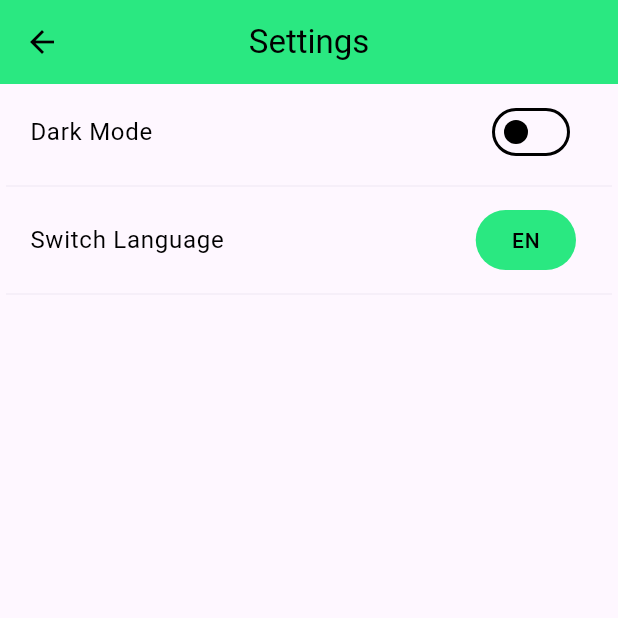
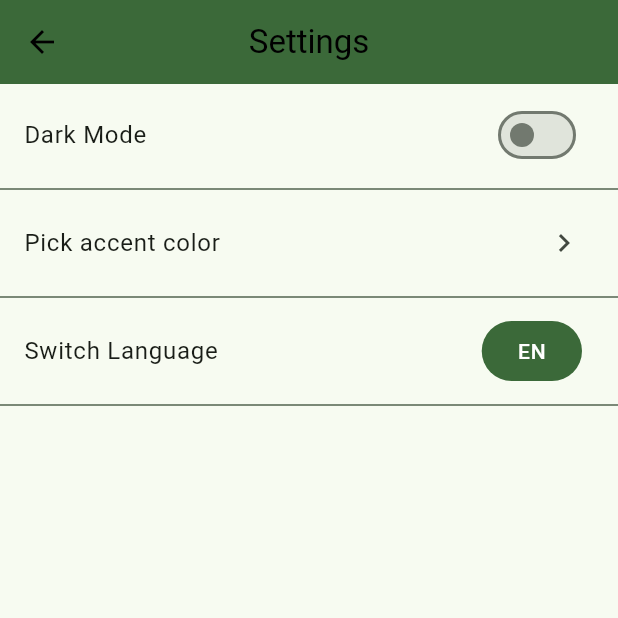
Before and after one commit to nakito-own/SHMR-Finance-Tracker, a Flutter app: the SettingsScreen screen opened directly, after a tap on "RU", on a phone screen of 412 x 824 dp, the top half of it. Run offline on Flutter 3.47's test engine with Material 3 defaults, Android fonts, the phone set to English and light mode, and no system bars; our stand-ins replace device_info_plus, dio, fl_chart, flutter_bloc, flutter_colorpicker, flutter_svg and 4 more; missing offline and left inert: fuzzy, worker_manager; accounts and stored records are empty; generated files the repository leaves out were written again.

Commit message:
Added accent color picker

```diff
--- a/lib/app.dart
+++ b/lib/app.dart
@@ -74,8 +74,8 @@ class _MyAppState extends State<MyApp> {
       child: MaterialApp.router(
         debugShowCheckedModeBanner: false,
         themeMode: theme.themeMode,
-        theme: AppTheme.light,
-        darkTheme: AppTheme.dark,
+        theme: AppTheme.light(theme.seedColor),
+        darkTheme: AppTheme.dark(theme.seedColor),
         locale: locale.locale,
         supportedLocales: AppLocalizations.supportedLocales,
         localizationsDelegates: AppLocalizations.localizationsDelegates,
--- a/lib/core/theme/app_theme.dart
+++ b/lib/core/theme/app_theme.dart
@@ -1,30 +1,24 @@
 import 'package:flutter/material.dart';
-import 'light_theme.dart';
-import 'dark_theme.dart';
 
 abstract class AppTheme {
   static final ThemeData _base = ThemeData(
     useMaterial3: true,
-
     floatingActionButtonTheme: const FloatingActionButtonThemeData(
       shape: CircleBorder(),
       elevation: 0,
     ),
-
     appBarTheme: const AppBarTheme(
       elevation: 0,
       centerTitle: true,
       backgroundColor: Colors.transparent,
       foregroundColor: Colors.black,
     ),
-
     elevatedButtonTheme: ElevatedButtonThemeData(
       style: ElevatedButton.styleFrom(
         shape: RoundedRectangleBorder(borderRadius: BorderRadius.circular(12)),
         textStyle: const TextStyle(fontWeight: FontWeight.bold),
       ),
     ),
-
     textTheme: const TextTheme(
       titleLarge: TextStyle(fontSize: 22, fontWeight: FontWeight.w400),
       bodyMedium: TextStyle(fontSize: 16),
@@ -32,17 +26,67 @@ abstract class AppTheme {
     ),
   );
 
-  static ThemeData get light => _base.copyWith(
-    colorScheme: lightColorScheme,
-    appBarTheme: _base.appBarTheme.copyWith(
-      foregroundColor: Colors.black,
-    ),
-  );
+  static ThemeData light(Color seedColor) {
+    final base = _base;
+    final scheme = ColorScheme.fromSeed(
+      seedColor: seedColor,
+      brightness: Brightness.light,
+    );
 
-  static ThemeData get dark => _base.copyWith(
-    colorScheme: darkColorScheme,
-    appBarTheme: _base.appBarTheme.copyWith(
-      foregroundColor: Colors.white,
-    ),
-  );
+    return base.copyWith(
+      scaffoldBackgroundColor: scheme.surface,
+      canvasColor: scheme.surface,
+      appBarTheme: base.appBarTheme.copyWith(
+        foregroundColor: Colors.black,
+        backgroundColor: scheme.surface,
+        iconTheme: const IconThemeData(color: Colors.black),
+      ),
+      elevatedButtonTheme: ElevatedButtonThemeData(
+        style: ElevatedButton.styleFrom(
+          backgroundColor: scheme.primary,
+          foregroundColor: scheme.onPrimary,
+          shape: RoundedRectangleBorder(borderRadius: BorderRadius.circular(12)),
+          textStyle: const TextStyle(fontWeight: FontWeight.bold),
+        ),
+      ),
+      iconTheme: IconThemeData(color: scheme.surface),
+      cardColor: scheme.surface,
+      textTheme: base.textTheme.apply(
+        bodyColor: scheme.surface,
+        displayColor: scheme.surface,
+      ), colorScheme: scheme.copyWith(surface: scheme.surface),
+    );
+  }
+
+  static ThemeData dark(Color seedColor) {
+    final base = _base;
+    final scheme = ColorScheme.fromSeed(
+      seedColor: seedColor,
+      brightness: Brightness.dark,
+    );
+
+    return base.copyWith(
+      scaffoldBackgroundColor: scheme.surface,
+      canvasColor: scheme.surface,
+      appBarTheme: base.appBarTheme.copyWith(
+        foregroundColor: Colors.white,
+        backgroundColor: scheme.surface,
+        iconTheme: const IconThemeData(color: Colors.white),
+      ),
+      elevatedButtonTheme: ElevatedButtonThemeData(
+        style: ElevatedButton.styleFrom(
+          backgroundColor: scheme.primary,
+          foregroundColor: scheme.onPrimary,
+          shape: RoundedRectangleBorder(borderRadius: BorderRadius.circular(12)),
+          textStyle: const TextStyle(fontWeight: FontWeight.bold),
+        ),
+      ),
+      iconTheme: IconThemeData(color: scheme.surface),
+      cardColor: scheme.surface,
+      textTheme: base.textTheme.apply(
+        bodyColor: scheme.surface,
+        displayColor: scheme.surface,
+      ), colorScheme: scheme.copyWith(surface: scheme.surface),
+    );
+  }
 }
--- a/lib/core/theme/dark_theme.dart
+++ b/lib/core/theme/dark_theme.dart
@@ -1,6 +1,3 @@
 import 'package:flutter/material.dart';
 
-final ColorScheme darkColorScheme = ColorScheme.fromSeed(
-  seedColor: Colors.green,
-  brightness: Brightness.dark,
-);
+ColorScheme darkColorScheme(Color seedColor) => ColorScheme.fromSeed(seedColor: seedColor, brightness: Brightness.dark);
--- a/lib/core/theme/light_theme.dart
+++ b/lib/core/theme/light_theme.dart
@@ -1,13 +1,3 @@
 import 'package:flutter/material.dart';
 
-final ColorScheme lightColorScheme = const ColorScheme(
-  brightness: Brightness.light,
-  primary: Color(0xFF2AE881),
-  secondary: Color(0xFFF3EDF7),
-  surface: Color(0xFFFEF7FF),
-  onPrimary: Colors.black,
-  onSecondary: Colors.black,
-  onSurface: Colors.black,
-  error: Colors.red,
-  onError: Colors.white,
-);
+ColorScheme lightColorScheme(Color seedColor) => ColorScheme.fromSeed(seedColor: seedColor, brightness: Brightness.light);
--- a/lib/core/theme_provider.dart
+++ b/lib/core/theme_provider.dart
@@ -3,26 +3,47 @@ import '../data/local/settings_service.dart';
 
 class ThemeProvider with ChangeNotifier {
   final SettingsService settingsService;
-  ThemeMode _themeMode = ThemeMode.light;
+
+  ThemeMode _themeMode = ThemeMode.system;
+  Color _seedColor = Colors.green;
 
   ThemeProvider(this.settingsService) {
     _load();
   }
 
   Future<void> _load() async {
-    final saved = await settingsService.getThemeMode();
-    if (saved != null) {
-      _themeMode = saved == 'dark' ? ThemeMode.dark : ThemeMode.light;
-      notifyListeners();
+    final savedMode = await settingsService.getThemeMode();
+    final savedColor = await settingsService.getSeedColor();
+
+    if (savedMode != null) {
+      _themeMode = savedMode == 'dark' ? ThemeMode.dark : ThemeMode.light;
+    } else {
+      final brightness =
+          WidgetsBinding.instance.platformDispatcher.platformBrightness;
+      _themeMode =
+      brightness == Brightness.dark ? ThemeMode.dark : ThemeMode.light;
     }
+
+    if (savedColor != null) {
+      _seedColor = Color(savedColor);
+    }
+
+    notifyListeners();
   }
 
   ThemeMode get themeMode => _themeMode;
+  Color get seedColor => _seedColor;
 
   void toggleTheme() {
     _themeMode =
     _themeMode == ThemeMode.light ? ThemeMode.dark : ThemeMode.light;
-    settingsService.setThemeMode(_themeMode == ThemeMode.dark ? 'dark' : 'light');
+    settingsService.setThemeMode(_themeMode == ThemeMode.dark ? 'dark' : 'light');;
+    notifyListeners();
+  }
+
+  void setSeedColor(Color color) {
+    _seedColor = color;
+    settingsService.setSeedColor(color.value);
     notifyListeners();
   }
 }
--- a/lib/data/local/settings_service.dart
+++ b/lib/data/local/settings_service.dart
@@ -3,6 +3,8 @@ import 'package:shared_preferences/shared_preferences.dart';
 class SettingsService {
   static const _themeKey = 'theme_mode';
   static const _localeKey = 'locale_code';
+  static const _useSystemThemeKey = 'use_system_theme';
+  static const _seedColorKey = 'seed_color';
 
   Future<void> setThemeMode(String mode) async {
     final prefs = await SharedPreferences.getInstance();
@@ -12,6 +14,26 @@ class SettingsService {
   Future<String?> getThemeMode() async {
     final prefs = await SharedPreferences.getInstance();
     return prefs.getString(_themeKey);
+  }
+
+  Future<void> setUseSystemTheme(bool value) async {
+    final prefs = await SharedPreferences.getInstance();
+    await prefs.setBool(_useSystemThemeKey, value);
+  }
+
+  Future<bool?> getUseSystemTheme() async {
+    final prefs = await SharedPreferences.getInstance();
+    return prefs.getBool(_useSystemThemeKey);
+  }
+
+  Future<void> setSeedColor(int color) async {
+    final prefs = await SharedPreferences.getInstance();
+    await prefs.setInt(_seedColorKey, color);
+  }
+
+  Future<int?> getSeedColor() async {
+    final prefs = await SharedPreferences.getInstance();
+    return prefs.getInt(_seedColorKey);
   }
 
   Future<void> setLocaleCode(String code) async {
--- a/lib/l10n/app_en.arb
+++ b/lib/l10n/app_en.arb
@@ -42,5 +42,8 @@
   "fillAllFields": "Please fill all fields",
   "myAccount": "My Account",
   "days": "Days",
-  "months": "Months"
+  "months": "Months",
+  "useSystemTheme": "Use system theme",
+  "pickTintColor": "Pick accent color",
+  "cancel": "Cancel"
 }
--- a/lib/l10n/app_localizations.dart
+++ b/lib/l10n/app_localizations.dart
@@ -352,6 +352,24 @@ abstract class AppLocalizations {
   /// In en, this message translates to:
   /// **'Months'**
   String get months;
+
+  /// No description provided for @useSystemTheme.
+  ///
+  /// In en, this message translates to:
+  /// **'Use system theme'**
+  String get useSystemTheme;
+
+  /// No description provided for @pickTintColor.
+  ///
+  /// In en, this message translates to:
+  /// **'Pick accent color'**
+  String get pickTintColor;
+
+  /// No description provided for @cancel.
+  ///
+  /// In en, this message translates to:
+  /// **'Cancel'**
+  String get cancel;
 }
 
 class _AppLocalizationsDelegate extends LocalizationsDelegate<AppLocalizations> {
--- a/lib/l10n/app_ru.arb
+++ b/lib/l10n/app_ru.arb
@@ -42,5 +42,8 @@
   "fillAllFields": "Не все поля заполнены",
   "myAccount": "Мой счет",
   "days": "По дням",
-  "months": "По месяцам"
+  "months": "По месяцам",
+  "useSystemTheme": "Использовать системную тему",
+  "pickTintColor": "Выбрать основной цвет",
+  "cancel": "Отмена"
 }
--- a/lib/views/app/navigation_bar.dart
+++ b/lib/views/app/navigation_bar.dart
@@ -30,7 +30,7 @@ class AppNavigationBar extends StatelessWidget {
     }
 
     return NavigationBar(
-      backgroundColor: Theme.of(context).colorScheme.secondary,
+      backgroundColor: ColorScheme.of(context).primary,
       selectedIndex: selectedIndex,
       onDestinationSelected: (index) {
         final page = items[index].$1;
--- a/lib/views/screens/expenses_screen.dart
+++ b/lib/views/screens/expenses_screen.dart
@@ -48,6 +48,7 @@ class ExpensesScreen extends StatelessWidget {
           endDate: todayEnd,
         ),
         floatingActionButton: FloatingActionButton(
+          backgroundColor: ColorScheme.of(context).primary,
           onPressed: () async {
             await showModalBottomSheet(
               context: context,
--- a/lib/views/screens/income_screen.dart
+++ b/lib/views/screens/income_screen.dart
@@ -48,6 +48,7 @@ class IncomeScreen extends StatelessWidget {
           endDate: todayEnd,
         ),
         floatingActionButton: FloatingActionButton(
+          backgroundColor: ColorScheme.of(context).primary,
           onPressed: () async {
             await showModalBottomSheet(
               context: context,
--- a/lib/views/screens/settings_screen.dart
+++ b/lib/views/screens/settings_screen.dart
@@ -4,6 +4,8 @@ import 'package:provider/provider.dart';
 import '../../core/locale_provider.dart';
 import '../../core/theme_provider.dart';
 import '../../l10n/app_localizations.dart';
+
+import 'package:flutter_colorpicker/flutter_colorpicker.dart';
 
 class SettingsScreen extends StatelessWidget {
   const SettingsScreen({super.key});
@@ -12,7 +14,7 @@ class SettingsScreen extends StatelessWidget {
   Widget build(BuildContext context) {
     final themeProvider = Provider.of<ThemeProvider>(context);
     final localeProvider = Provider.of<LocaleProvider>(context);
-    final isDarkMode = themeProvider.themeMode == ThemeMode.dark;
+    final isDark = themeProvider.themeMode == ThemeMode.dark;
 
     return SafeArea(
       top: false,
@@ -23,16 +25,53 @@ class SettingsScreen extends StatelessWidget {
           backgroundColor: ColorScheme.of(context).primary,
         ),
         body: Padding(
-          padding: const EdgeInsets.all(4),
+          padding: const EdgeInsets.all(0),
           child: Column(
             mainAxisSize: MainAxisSize.min,
             children: [
+              SizedBox(height: 6),
               ListTile(
                 title: Text(AppLocalizations.of(context)!.toggleTheme),
                 trailing: Switch(
-                  value: isDarkMode,
+                  value: isDark,
                   onChanged: (_) => themeProvider.toggleTheme(),
                 ),
+              ),
+              Divider(color: ColorScheme.of(context).secondary),
+              ListTile(
+                title: Text(AppLocalizations.of(context)!.pickTintColor),
+                trailing: const Icon(Icons.chevron_right),
+                onTap: () {
+                  Color current = themeProvider.seedColor;
+                  showDialog(
+                    context: context,
+                    builder: (_) {
+                      return AlertDialog(
+                        title: Text(AppLocalizations.of(context)!.pickTintColor),
+                        content: SingleChildScrollView(
+                          child: ColorPicker(
+                            pickerColor: current,
+                            onColorChanged: (c) => current = c,
+                            enableAlpha: false,
+                          ),
+                        ),
+                        actions: [
+                          TextButton(
+                            onPressed: () => Navigator.pop(context),
+                            child: Text(AppLocalizations.of(context)!.cancel),
+                          ),
+                          TextButton(
+                            onPressed: () {
+                              themeProvider.setSeedColor(current);
+                              Navigator.pop(context);
+                            },
+                            child: Text(AppLocalizations.of(context)!.save),
+                          ),
+                        ],
+                      );
+                    },
+                  );
+                },
               ),
               Divider(color: ColorScheme.of(context).secondary),
               ListTile(
--- a/pubspec.yaml
+++ b/pubspec.yaml
@@ -21,6 +21,7 @@ dependencies:
   sqflite: ^2.4.2
   path_provider: ^2.1.5
   path: ^1.9.1
+  flutter_colorpicker: ^1.1.0
 
   flutter_localizations:
     sdk: flutter
@@ -48,6 +49,7 @@ dev_dependencies:
   flutter_launcher_icons: ^0.14.4
   flutter_native_splash: ^2.4.6
 
+
 flutter:
   generate: true
   uses-material-design: true
```
Also changed, not shown: lib/l10n/app_localizations_en.dart (+9 -0 lines), lib/l10n/app_localizations_ru.dart (+9 -0 lines), pubspec.lock.
